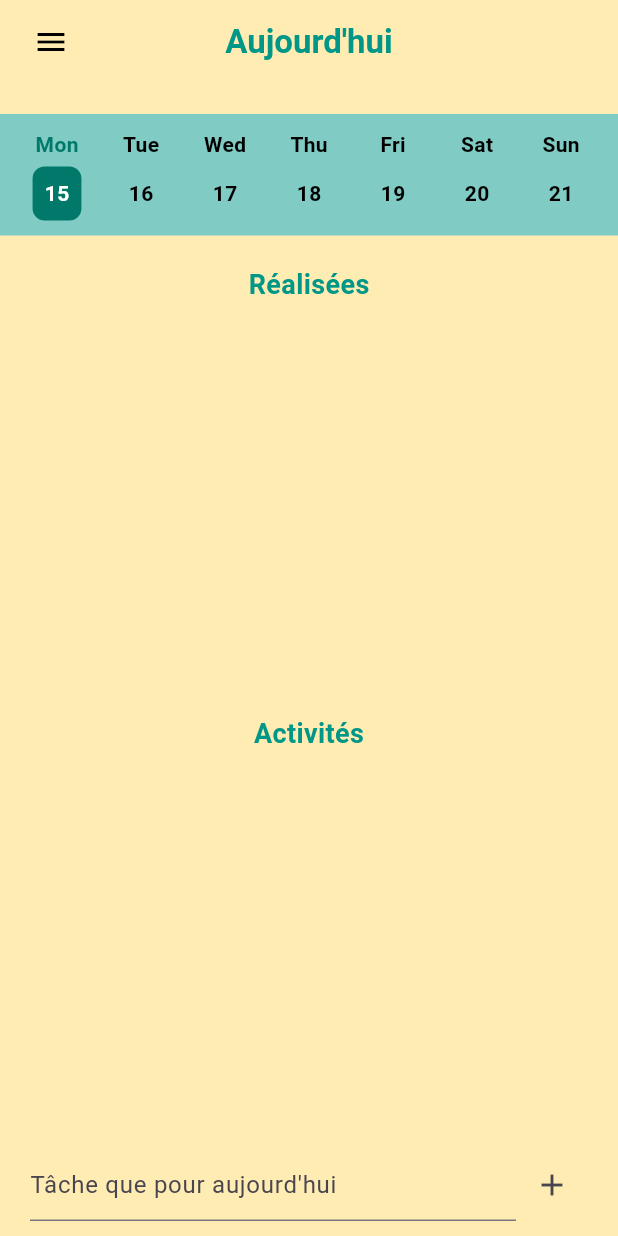
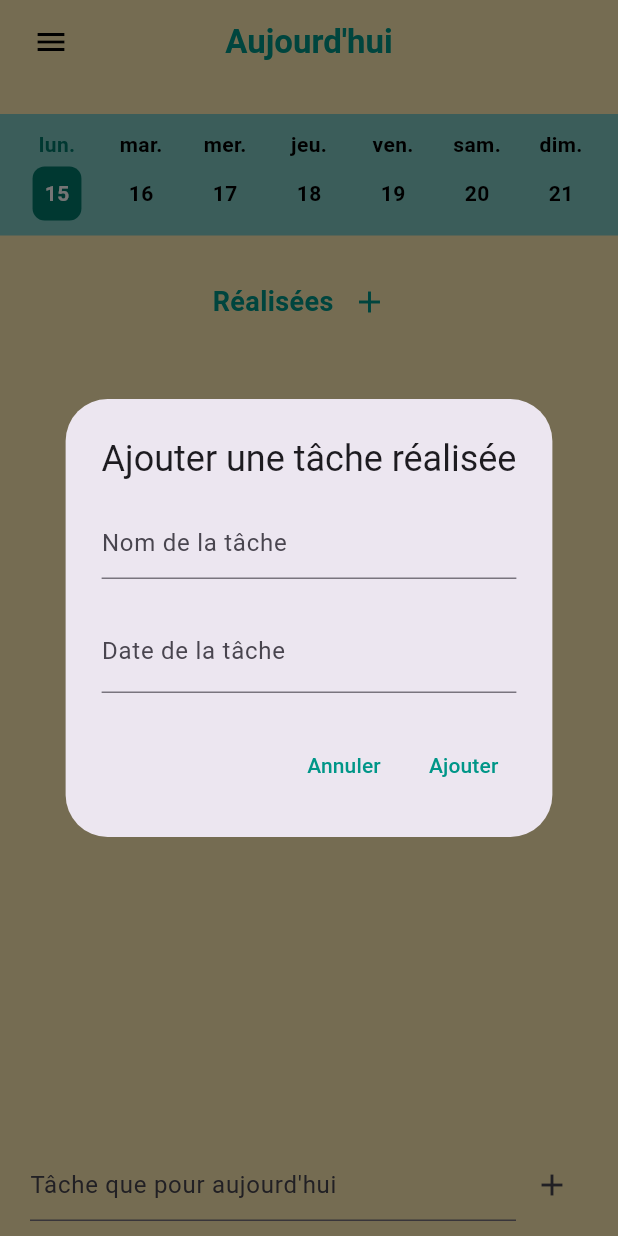
Before and after one commit to Djinns217/mydailytaskapp, a Flutter app: the TodayPage screen opened directly, after a tap on the "add" icon, on a phone screen of 412 x 824 dp. Run offline on Flutter 3.47's test engine with Material 3 defaults, Android fonts, the phone set to English and light mode, and no system bars; our stand-ins replace flutter_slidable, google_nav_bar, hive, hive_flutter, shared_preferences; accounts and stored records are empty.

Commit message:
Ajout d'une tâche ancienne, improvment

```diff
--- a/lib/components/top_week_day_widget.dart
+++ b/lib/components/top_week_day_widget.dart
@@ -94,7 +94,7 @@ class WeekDaysWidget extends StatelessWidget {
             child: Column(
               children: [
                 Text(
-                  DateFormat.E().format(date), // Lundi, Mardi, etc.
+                  DateFormat.E('fr').format(date), // Lundi, Mardi, etc.
                   style: TextStyle(
                     fontWeight: FontWeight.bold,
                     color: isToday ? Colors.teal.shade700 : Colors.black,
--- a/lib/pages/TodayPage.dart
+++ b/lib/pages/TodayPage.dart
@@ -4,17 +4,16 @@ import 'package:flutter/services.dart';
 import 'package:flutter_slidable/flutter_slidable.dart';
 import 'package:hive/hive.dart';
 import 'package:hive_flutter/adapters.dart';
+import 'package:intl/intl.dart';
 import 'package:my_daily_tasks/components/top_week_day_widget.dart';
 import 'package:shared_preferences/shared_preferences.dart';
 import 'package:uuid/uuid.dart';
-
 
 import '../models/activity.dart';
 import '../models/task.dart';
 
 class TodayPage extends StatefulWidget {
   const TodayPage({super.key});
-
 
   @override
   State<TodayPage> createState() => _TodayPageState();
@@ -24,10 +23,11 @@ class _TodayPageState extends State<TodayPage> {
   final DateTime todayDate = DateTime.now();
 
   TextEditingController taskController = TextEditingController();
+  TextEditingController pastTaskController = TextEditingController();
+  TextEditingController startDateController = TextEditingController();
 
   final Box<Task> taskBox = Hive.box<Task>('tasks');
   final Box<Activity> activityBox = Hive.box<Activity>('activities');
-
 
   @override
   void initState() {
@@ -35,7 +35,8 @@ class _TodayPageState extends State<TodayPage> {
     print(todayDate);
     if (taskBox.isNotEmpty) {
       Task? lastTask = taskBox.getAt(taskBox.length - 1);
-      if (lastTask?.date.toString().substring(0,10) != todayDate.toString().substring(0,10)){
+      if (lastTask?.date.toString().substring(0, 10) !=
+          todayDate.toString().substring(0, 10)) {
         deleteOldNotCompletedTasks();
         addNewTodayTask();
       }
@@ -54,11 +55,10 @@ class _TodayPageState extends State<TodayPage> {
   }
 
   // à faire à chaque nouveau jour
-  void addNewTodayTask(){
+  void addNewTodayTask() {
     final activityList = activityBox.values.toList();
 
-    activityList.forEach(
-            (activity) {
+    activityList.forEach((activity) {
       Task newTask = Task(
         id: Uuid().v4(),
         name: activity.name,
@@ -66,9 +66,7 @@ class _TodayPageState extends State<TodayPage> {
       );
 
       taskBox.add(newTask);
-        }
-    );
-
+    });
   }
 
   void addTask(String taskName) {
@@ -76,6 +74,16 @@ class _TodayPageState extends State<TodayPage> {
       id: Uuid().v4(),
       name: taskName,
       date: DateTime.now(),
+      isCompleted: true,
+    );
+    taskBox.add(newTask);
+  }
+
+  void addPastTask(String taskName, DateTime date) {
+    final newTask = Task(
+      id: Uuid().v4(),
+      name: taskName,
+      date: date,
       isCompleted: true,
     );
     taskBox.add(newTask);
@@ -94,9 +102,88 @@ class _TodayPageState extends State<TodayPage> {
       task.isCompleted = false;
       task.save();
     });
-
   }
 
+  Future<void> _selectDate(BuildContext context, DateTime selectedDate) async {
+    final DateTime? pickedDate = await showDatePicker(
+      context: context,
+      initialDate: DateTime.now(),
+      firstDate: DateTime(2000),
+      lastDate: DateTime.now(),
+    );
+    if (pickedDate != null && pickedDate != selectedDate) {
+      selectedDate = pickedDate;
+      setState(() {
+        startDateController.text = DateFormat.yMd().format(pickedDate);
+      });
+    }
+  }
+
+  Future<void> _showAddPastTaskDialog() async {
+    DateTime selectedDate = DateTime.now();
+
+    return showDialog<void>(
+      context: context,
+      barrierDismissible: true, // user must tap button!
+      builder: (BuildContext context) {
+        return AlertDialog(
+          title: const Text('Ajouter une tâche réalisée'),
+          content: SingleChildScrollView(
+            child: ListBody(
+              children: <Widget>[
+                TextField(
+                  controller: pastTaskController,
+                  decoration: const InputDecoration(hintText: "Nom de la tâche"),
+                ),
+                const SizedBox(height: 20),
+                GestureDetector(
+                  onTap: () => _selectDate(context, selectedDate),
+                  child: AbsorbPointer(
+                    child: TextField(
+                      controller: startDateController,
+                      decoration: const InputDecoration(
+                        labelText: 'Date de la tâche',
+                      ),
+                      keyboardType: TextInputType.datetime,
+                    ),
+                  ),
+                ),
+              ],
+            ),
+          ),
+          actions: <Widget>[
+            TextButton(
+              child: const Text(
+                  'Annuler',
+                style: TextStyle(
+                  color: Colors.teal
+                ),
+
+              ),
+              onPressed: () {
+                Navigator.of(context).pop();
+              },
+            ),
+            TextButton(
+              child: const Text(
+                  'Ajouter',
+                style: TextStyle(
+                  color: Colors.teal,
+                ),
+              ),
+              onPressed: () {
+                if (pastTaskController.text.isNotEmpty) {
+                  addPastTask(pastTaskController.text, selectedDate);
+                  pastTaskController.clear();
+                }
+                Navigator.of(context).pop();
+              },
+            ),
+          ],
+        );
+      },
+    );
+  }
 
   @override
   Widget build(BuildContext context) {
@@ -116,7 +203,8 @@ class _TodayPageState extends State<TodayPage> {
                 Icons.menu,
                 color: Colors.black,
               ),
-              )),
+            ),
+          ),
         ),
         title: const Text(
           "Aujourd'hui",
@@ -136,7 +224,7 @@ class _TodayPageState extends State<TodayPage> {
             DrawerHeader(
               child: Image.asset(
                 'lib/photos/intro.png',
-                )
+              ),
             )
           ],
         ),
@@ -144,30 +232,25 @@ class _TodayPageState extends State<TodayPage> {
       body: ValueListenableBuilder(
         valueListenable: taskBox.listenable(),
         builder: (context, Box<Task> box, _) {
-
           final completedTasks = box.values.where(
                 (task) =>
-                task.date?.toString().substring(0,10) ==
-                    todayDate.toString().substring(0,10) &&
+            task.date?.toString().substring(0, 10) ==
+                todayDate.toString().substring(0, 10) &&
                 task.isCompleted == true,
           ).toList();
 
-          final availableTask = box.values.where(
-              (task) =>
-                  task.isCompleted == false
-          ).toList();
-
-
+          final availableTask = box.values
+              .where((task) => task.isCompleted == false)
+              .toList();
 
           return Column(
             children: [
-
-              const SizedBox(height: 20,),
-
+              const SizedBox(height: 20),
               WeekDaysWidget(),
-
-              const SizedBox(height: 20,),
-
+              const SizedBox(height: 20),
+              Row(
+                mainAxisAlignment: MainAxisAlignment.center,
+                children: [
                   const Text(
                     "Réalisées",
                     style: TextStyle(
@@ -176,14 +259,20 @@ class _TodayPageState extends State<TodayPage> {
                       color: Colors.teal,
                     ),
                   ),
-
+                  IconButton(
+                    onPressed: _showAddPastTaskDialog,
+                    icon: const Icon(Icons.add, color: Colors.teal),
+                  ),
+                ],
+              ),
               Expanded(
                 child: ListView.builder(
                   itemCount: completedTasks.length,
                   itemBuilder: (context, index) {
                     final task = completedTasks[index];
                     return Padding(
-                          padding: const EdgeInsets.only(left: 10, right: 10, top: 10),
+                      padding:
+                      const EdgeInsets.only(left: 10, right: 10, top: 10),
                       child: Slidable(
                         endActionPane: ActionPane(
                           motion: const StretchMotion(),
@@ -201,15 +290,13 @@ class _TodayPageState extends State<TodayPage> {
                         child: Container(
                           decoration: BoxDecoration(
                               color: Colors.teal.shade500,
-                                    borderRadius: BorderRadius.circular(10)
-                                  ),
+                              borderRadius: BorderRadius.circular(10)),
                           child: ListTile(
                             title: Text(
                               task.name,
                               style: const TextStyle(
                                   fontWeight: FontWeight.bold,
-                                          color: Colors.white
-                                        ),
+                                  color: Colors.white),
                             ),
                           ),
                         ),
@@ -218,18 +305,14 @@ class _TodayPageState extends State<TodayPage> {
                   },
                 ),
               ),
-
               const SizedBox(height: 20),
-
               const Text(
                 "Activités",
                 style: TextStyle(
                     fontWeight: FontWeight.bold,
                     fontSize: 18,
-                  color: Colors.teal
+                    color: Colors.teal),
               ),
-              ),
-
               Expanded(
                 child: ListView.builder(
                   itemCount: availableTask.length,
@@ -245,20 +328,18 @@ class _TodayPageState extends State<TodayPage> {
                               task.name,
                               style: const TextStyle(
                                   color: Colors.teal,
-                                    fontWeight: FontWeight.bold
+                                  fontWeight: FontWeight.bold),
                             ),
-
                           ),
-                              )
                         ),
-                        )
+                      ),
                     );
                   },
-                  )
                 ),
-
+              ),
               Padding(
-                padding: const EdgeInsets.symmetric(vertical: 10.0, horizontal: 20.0),
+                padding: const EdgeInsets.symmetric(
+                    vertical: 10.0, horizontal: 20.0),
                 child: Row(
                   children: [
                     Expanded(
@@ -272,7 +353,7 @@ class _TodayPageState extends State<TodayPage> {
                             addTask(text);
                           }
                         },
-                        )
+                      ),
                     ),
                     IconButton(
                       onPressed: () {
@@ -281,14 +362,14 @@ class _TodayPageState extends State<TodayPage> {
                           taskController.clear();
                         }
                       },
-                        icon: const Icon(Icons.add)
-                    )
+                      icon: const Icon(Icons.add),
+                    ),
                   ],
                 ),
-              )
+              ),
             ],
           );
-        }
+        },
       ),
     );
   }
```
Also changed, not shown: lib/main.dart (+9 -1 lines), lib/pages/SettingsActivity.dart (+20 -5 lines), lib/pages/StatsPage.dart (+38 -51 lines). Lines whose indentation alone changed are shown as unchanged.
